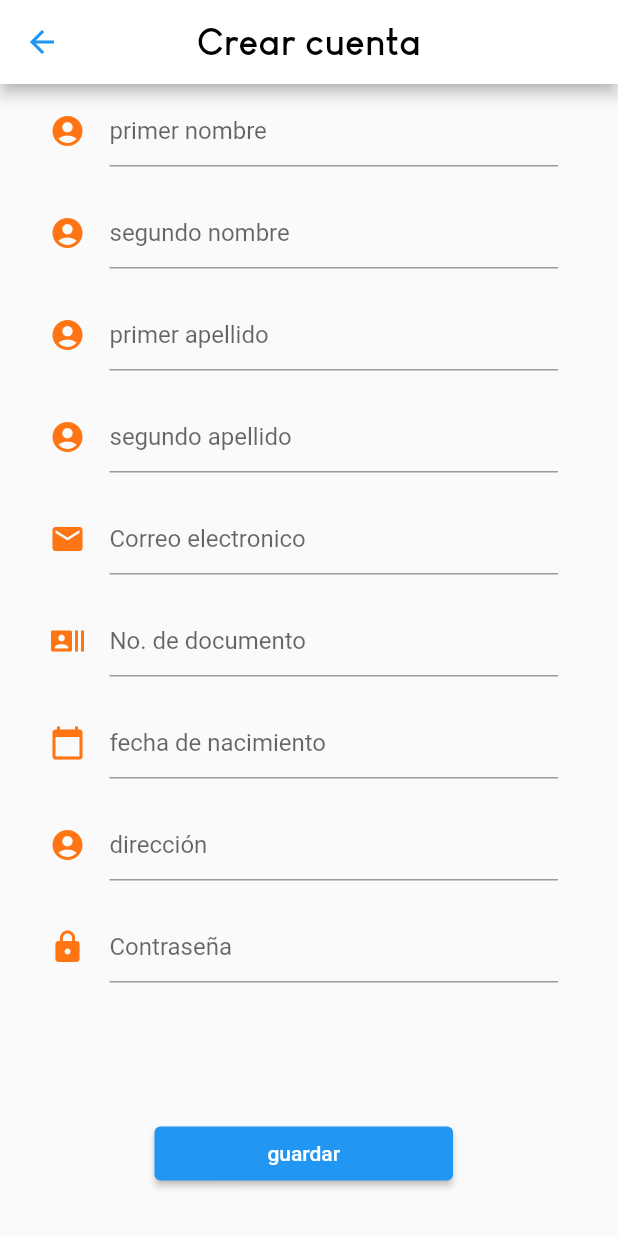
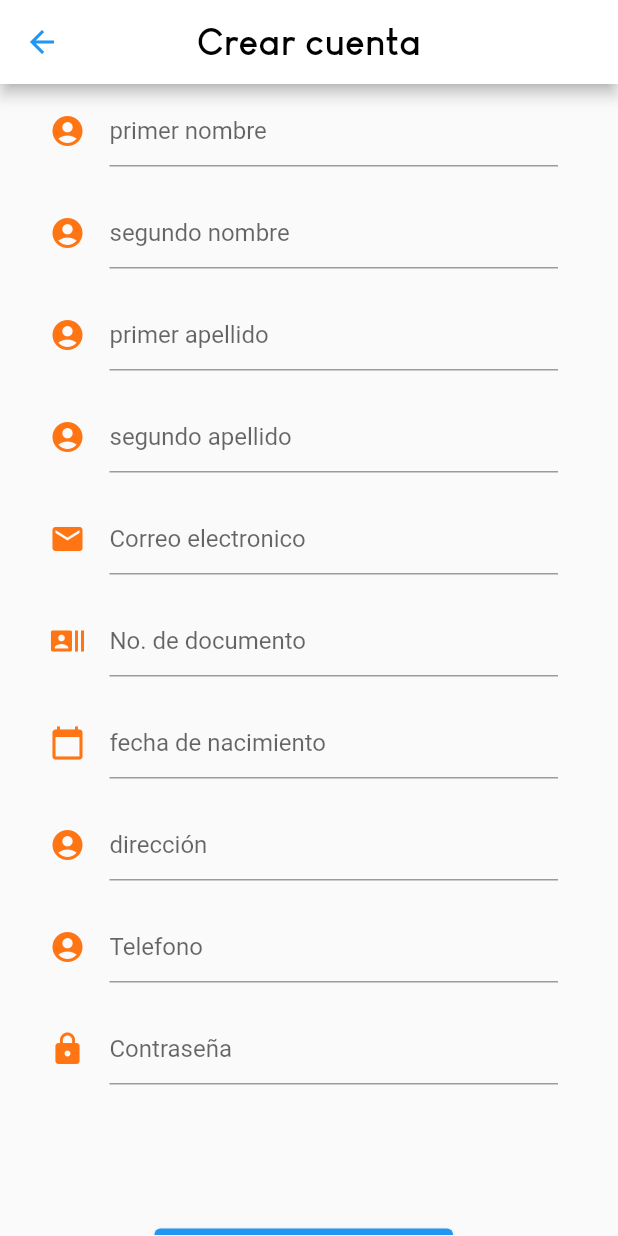
Before and after one commit to CarsOk/proyecto-formativo-beauty-touch, a Flutter app: the CreateAcount screen opened directly, scrolled down 33 dp, on a phone screen of 412 x 824 dp. Run offline on Flutter 3.47's test engine with Material 2 defaults, Android fonts, the phone set to English and light mode, and no system bars.

Commit message:
agregue un campo faltante al registro del usuario:telefono solucionando un error dado que el registro no se enviaba a la base de datos

```diff
--- a/flutter/beauty_touch/lib/Models/CreateAcount_Client_Json_Post.dart
+++ b/flutter/beauty_touch/lib/Models/CreateAcount_Client_Json_Post.dart
@@ -2,7 +2,7 @@ import 'package:beauty_touch/Models/createAcount_Client_Post.dart';
 import 'package:http/http.dart ' as http;
 
 Future<CommentPost> registrar(Map<String, dynamic> json) async {
-  final uri = Uri.parse('https://1c81b612ea11.ngrok.io/comments');
+  final uri = Uri.parse('https://e978e7c13082.ngrok.io/registrator');
   final respuesta = await http.post(uri, body: json);
   print(respuesta.body);
 
--- a/flutter/beauty_touch/lib/Models/Login_Clien_Json_Post.dart
+++ b/flutter/beauty_touch/lib/Models/Login_Clien_Json_Post.dart
@@ -4,7 +4,7 @@ import 'Login_Client_Post.dart';
 
 Future<List<Comment>> loggin(json) async {
   final url = Uri.parse(
-    'https://1c81b612ea11.ngrok.io/comments2',
+    'https://e978e7c13082.ngrok.io/login',
   );
   final respuesta = await http.post(url, body: json);
   print(respuesta.statusCode);
--- a/flutter/beauty_touch/lib/Models/createAcount_Client_Post.dart
+++ b/flutter/beauty_touch/lib/Models/createAcount_Client_Post.dart
@@ -14,8 +14,8 @@ class CommentPost {
     this.id_Cli,
     this.name1_cli,
     this.name2_Cli,
-    this.lastName1_Cli,
-    this.lastName2_Cli,
+    this.last1_Cli,
+    this.last2_Cli,
     this.birthday_Cli,
     this.cellphone_Cli,
     this.email_Cli,
@@ -26,8 +26,8 @@ class CommentPost {
   String id_Cli;
   String name1_cli;
   String name2_Cli;
-  String lastName1_Cli;
-  String lastName2_Cli;
+  String last1_Cli;
+  String last2_Cli;
   String birthday_Cli;
   String cellphone_Cli;
   String email_Cli;
@@ -36,25 +36,25 @@ class CommentPost {
 
   factory CommentPost.fromJson(Map<String, dynamic> json) => CommentPost(
       id_Cli: json["id_Cli"].toString(),
-      name1_cli: json["Name1_Cli"],
-      name2_Cli: json["Name2_Cli"],
-      lastName1_Cli: json["LastName1_Cli"],
-      lastName2_Cli: json["LastName2_cli"],
-      birthday_Cli: json["Birthday_Cli"],
+      name1_cli: json["name1_Cli"],
+      name2_Cli: json["name2_Cli"],
+      last1_Cli: json["last_Cli"],
+      last2_Cli: json["last_cli"],
+      birthday_Cli: json["birthday_Cli"],
       cellphone_Cli: json["cellphone_cli"].toString(),
-      email_Cli: json["Email_Cli"],
+      email_Cli: json["email_Cli"],
       password_Cli: json["password_Cli"],
       direction_Cli: json["direction_cli"]);
 
   Map<String, dynamic> toJson() => {
         "id_Cli": id_Cli,
-        "Name1_Cli": name1_cli,
-        "Name2_Cli": name2_Cli,
-        "LastName1_Cli": lastName1_Cli,
-        "LastName2_cli": lastName2_Cli,
-        "Birthday_Cli": birthday_Cli,
+        "name1_Cli": name1_cli,
+        "name2_Cli": name2_Cli,
+        "last1_Cli": last1_Cli,
+        "last2_cli": last2_Cli,
+        "birthday_Cli": birthday_Cli,
         "cellphone_cli": cellphone_Cli,
-        "Email_Cli": email_Cli,
+        "email_Cli": email_Cli,
         "password_Cli": password_Cli,
         "direction_clie": direction_Cli
       };
--- a/flutter/beauty_touch/lib/Pages_Login/CreateAcount.dart
+++ b/flutter/beauty_touch/lib/Pages_Login/CreateAcount.dart
@@ -49,7 +49,7 @@ class CreateAcount extends StatelessWidget {
                 height: 20,
               ),
               TextFormField(
-                onChanged: (valor) => comment.lastName1_Cli = valor,
+                onChanged: (valor) => comment.last1_Cli = valor,
                 decoration: InputDecoration(
                     icon: Icon(Icons.account_circle,
                         color: Color.fromRGBO(255, 117, 020, 1)),
@@ -59,7 +59,7 @@ class CreateAcount extends StatelessWidget {
                 height: 20,
               ),
               TextFormField(
-                onChanged: (valor) => comment.lastName2_Cli = valor,
+                onChanged: (valor) => comment.last2_Cli = valor,
                 decoration: InputDecoration(
                     icon: Icon(Icons.account_circle,
                         color: Color.fromRGBO(255, 117, 020, 1)),
@@ -114,6 +114,16 @@ class CreateAcount extends StatelessWidget {
                 height: 20,
               ),
               TextFormField(
+                onChanged: (valor) => comment.cellphone_Cli = valor,
+                decoration: InputDecoration(
+                    icon: Icon(Icons.account_circle,
+                        color: Color.fromRGBO(255, 117, 020, 1)),
+                    hintText: 'Telefono'),
+              ),
+              SizedBox(
+                height: 20,
+              ),
+              TextFormField(
                 onChanged: (valor) => comment.password_Cli = valor,
                 decoration: InputDecoration(
                     icon: Icon(Icons.lock,
--- a/flutter/beauty_touch/lib/main.dart
+++ b/flutter/beauty_touch/lib/main.dart
@@ -1,4 +1,3 @@
-
 import 'package:flutter/material.dart';
 
 import 'Pages_Login/Login.dart';
```
Also changed, not shown: 4 other files.
